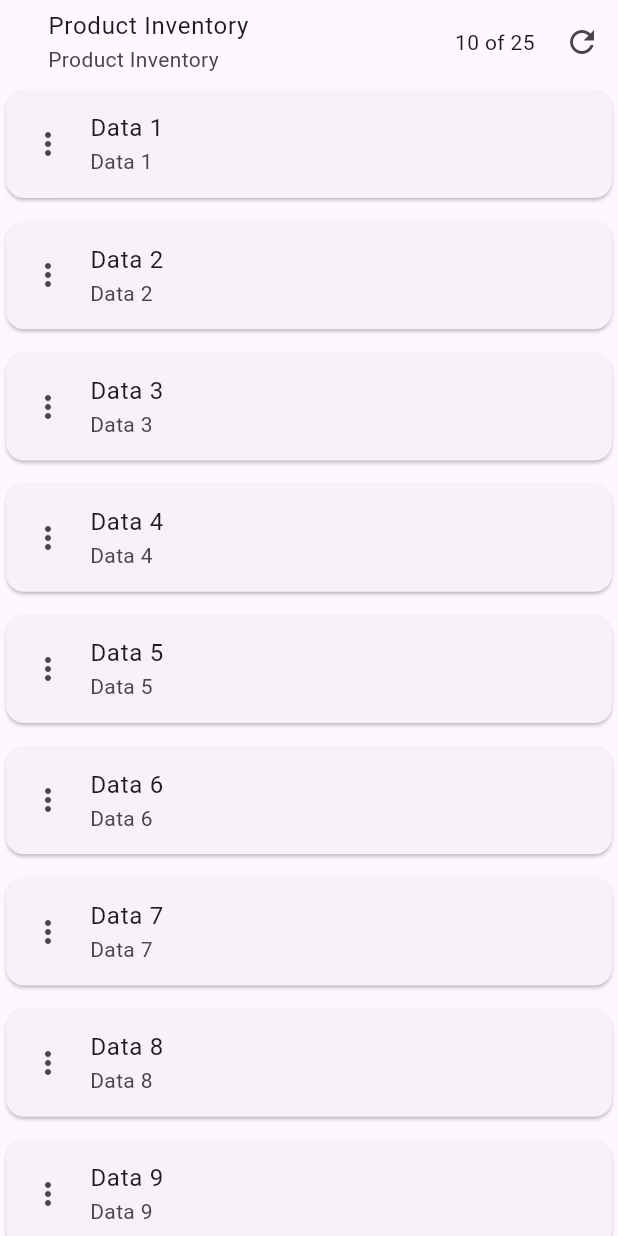
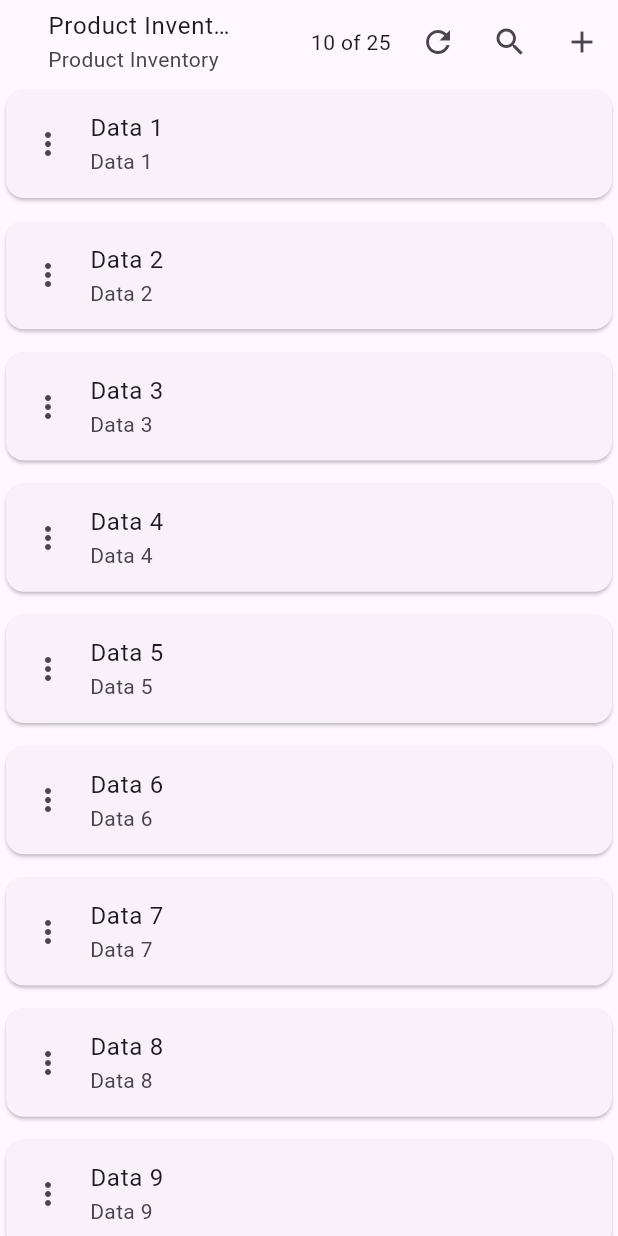
Before and after one commit to devaloop/data_list_page, a Flutter app: the screen it shows after launch, on a phone screen of 412 x 824 dp. Run offline on Flutter 3.47's test engine with Material 3 defaults, Android fonts, the phone set to English and light mode, and no system bars.

Commit message:
Add, Search, Refresh, ShowMore Done

```diff
--- a/example/lib/main.dart
+++ b/example/lib/main.dart
@@ -35,6 +35,18 @@ class MyApp extends StatelessWidget {
               total: db.length,
               data: db.take(wrapper.data.length + 10).toList());
         }),
+        add: Future(() async {
+          await Future.delayed(const Duration(seconds: 10));
+          return Wrapper(total: db.length, data: db.take(10).toList());
+        }),
+        search: Future(() async {
+          await Future.delayed(const Duration(seconds: 10));
+          return SearchWrapper(
+            searchResult: Wrapper(total: 20, data: db.take(10).toList()),
+            showSearchResultMore: (wrapper) =>
+                Future(() => Wrapper(total: 20, data: db.take(20).toList())),
+          );
+        }),
         refresh: Future(() async {
           await Future.delayed(const Duration(seconds: 10));
           return Wrapper(total: db.length, data: db.take(10).toList());
--- a/lib/data_list_page.dart
+++ b/lib/data_list_page.dart
@@ -6,8 +6,8 @@ class DataListPage extends StatelessWidget {
   final String title;
   final String subtitle;
   final Future<Wrapper> wrapper;
-  final void Function()? add;
-  final void Function()? search;
+  final Future<Wrapper>? add;
+  final Future<SearchWrapper>? search;
   final Future<Wrapper>? refresh;
   final Future<Wrapper> Function(Wrapper wrapper)? showMore;
 
@@ -52,6 +52,8 @@ class DataListPage extends StatelessWidget {
               wrapper: snapshot.data!,
               showMore: showMore,
               refresh: refresh,
+              add: add,
+              search: search,
             );
           }
         });
@@ -62,8 +64,8 @@ class DataListPageShow extends StatefulWidget {
   final String title;
   final String subtitle;
   final Wrapper wrapper;
-  final void Function()? add;
-  final void Function()? search;
+  final Future<Wrapper>? add;
+  final Future<SearchWrapper>? search;
   final Future<Wrapper>? refresh;
   final Future<Wrapper> Function(Wrapper wrapper)? showMore;
 
@@ -83,14 +85,19 @@ class DataListPageShow extends StatefulWidget {
 
 class _DataListPageShowState extends State<DataListPageShow> {
   late Wrapper _wrapper;
+  SearchWrapper? _searchWrapper;
   late bool _isShowingMore;
   late bool _isRefreshing;
+  late bool _isSearchring;
+  late bool _isAdding;
 
   @override
   void initState() {
     super.initState();
     _isShowingMore = false;
     _isRefreshing = false;
+    _isSearchring = false;
+    _isAdding = false;
     _wrapper = widget.wrapper;
   }
 
@@ -113,16 +120,6 @@ class _DataListPageShowState extends State<DataListPageShow> {
             padding: const EdgeInsets.symmetric(horizontal: 7.5),
             child: Text('${_wrapper.data.length} of ${_wrapper.total}'),
           ),
-          if (widget.search != null)
-            IconButton(
-              onPressed: widget.search,
-              icon: const Icon(Icons.search),
-            ),
-          if (widget.add != null)
-            IconButton(
-              onPressed: widget.add,
-              icon: const Icon(Icons.add),
-            ),
           if (widget.refresh != null)
             IconButton(
               onPressed: _isRefreshing
@@ -132,6 +129,7 @@ class _DataListPageShowState extends State<DataListPageShow> {
                         _isRefreshing = true;
                       });
                       _wrapper = await widget.refresh!;
+                      _searchWrapper = null;
                       setState(() {
                         _isRefreshing = false;
                       });
@@ -146,6 +144,53 @@ class _DataListPageShowState extends State<DataListPageShow> {
                       ),
                     )
                   : const Icon(Icons.refresh),
+            ),
+          if (widget.search != null)
+            IconButton(
+              onPressed: () async {
+                setState(() {
+                  _isSearchring = true;
+                });
+                _searchWrapper = await widget.search!;
+                _wrapper = _searchWrapper!.searchResult;
+                setState(() {
+                  _isSearchring = false;
+                });
+              },
+              icon: _isSearchring
+                  ? const SizedBox(
+                      height: 16,
+                      width: 16,
+                      child: CircularProgressIndicator(
+                        color: Colors.grey,
+                        strokeWidth: 2.5,
+                      ),
+                    )
+                  : _searchWrapper != null
+                      ? const Icon(Icons.search_off)
+                      : const Icon(Icons.search),
+            ),
+          if (widget.add != null)
+            IconButton(
+              onPressed: () async {
+                setState(() {
+                  _isAdding = true;
+                });
+                _wrapper = await widget.add!;
+                setState(() {
+                  _isAdding = false;
+                });
+              },
+              icon: _isAdding
+                  ? const SizedBox(
+                      height: 16,
+                      width: 16,
+                      child: CircularProgressIndicator(
+                        color: Colors.grey,
+                        strokeWidth: 2.5,
+                      ),
+                    )
+                  : const Icon(Icons.add),
             ),
         ],
       ),
@@ -166,7 +211,13 @@ class _DataListPageShowState extends State<DataListPageShow> {
                             setState(() {
                               _isShowingMore = true;
                             });
-                            _wrapper = await widget.showMore!.call(_wrapper);
+                            if (_searchWrapper != null) {
+                              _wrapper = await _searchWrapper!
+                                  .showSearchResultMore!
+                                  .call(_wrapper);
+                            } else {
+                              _wrapper = await widget.showMore!.call(_wrapper);
+                            }
                             setState(() {
                               _isShowingMore = false;
                             });
@@ -210,6 +261,14 @@ class Wrapper {
   Wrapper({required this.total, required this.data});
 }
 
+class SearchWrapper {
+  final Wrapper searchResult;
+  Future<Wrapper> Function(Wrapper wrapper)? showSearchResultMore;
+
+  SearchWrapper(
+      {required this.searchResult, required this.showSearchResultMore});
+}
+
 class DataItem {
   final dynamic id;
   final String title;
```
